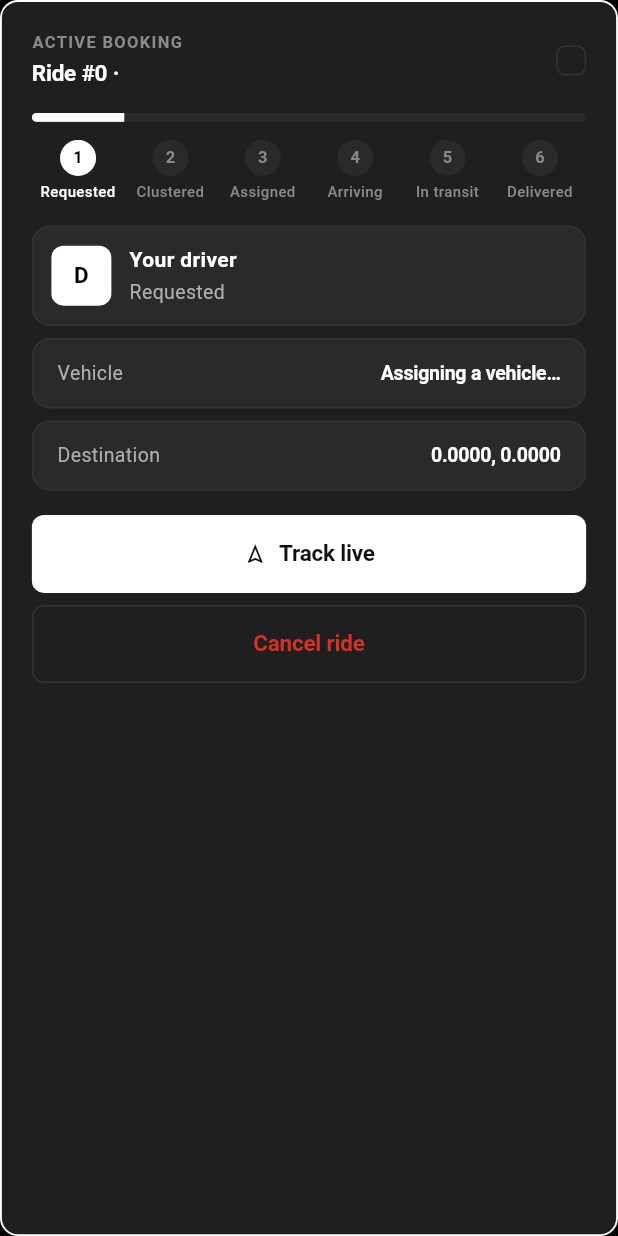
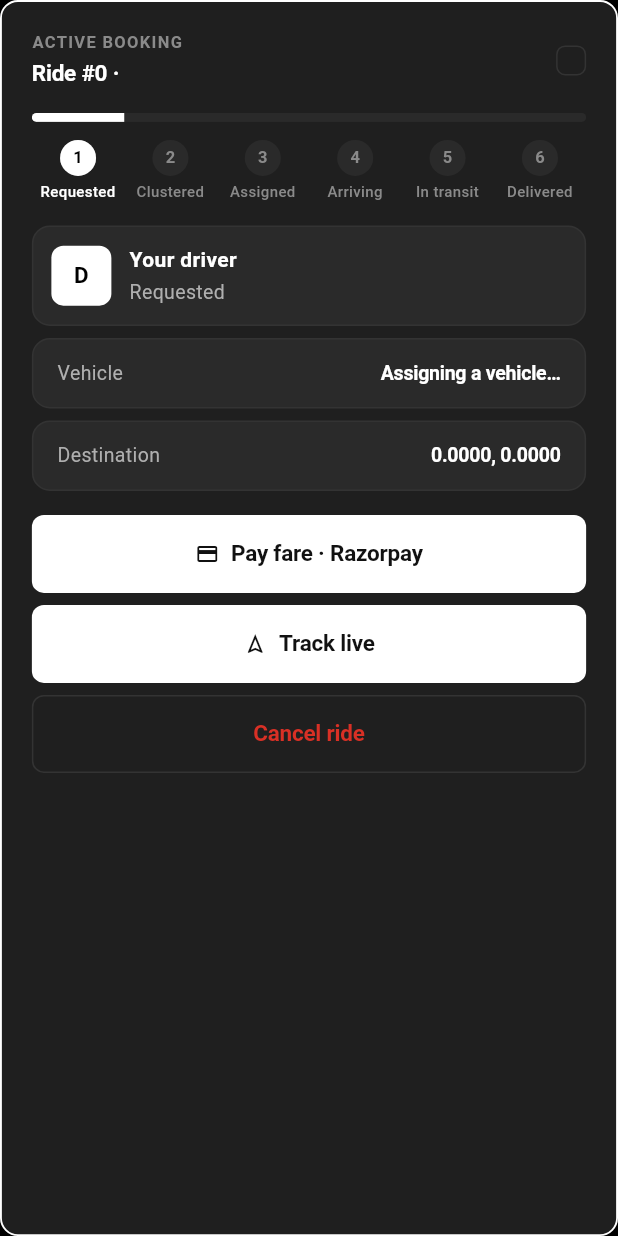
Before and after one commit to FNXDOOM/SMroute_App, a Flutter app: the _ActiveRidePanel widget shown alone on an empty page, opened directly with empty values, on a phone screen of 412 x 824 dp. Run offline on Flutter 3.47's test engine with Material 3 defaults, Android fonts, the phone set to English and light mode, and no system bars; our stand-ins replace flutter_map, geolocator, latlong2, shared_preferences; missing offline and left inert: clerk_auth, clerk_flutter, razorpay_flutter; accounts and stored records are empty; network calls fail.

Commit message:
fix: payment option not rendering in home screen

```diff
--- a/lib/screens/home/home_screen.dart
+++ b/lib/screens/home/home_screen.dart
@@ -326,6 +326,18 @@ class _HomeScreenState extends State<HomeScreen> {
                               Navigator.pushNamed(context, '/ride-confirm'),
                           onCancel: _cancelRide,
                           onDismiss: provider.dismissActiveRide,
+                          onPay: () async {
+                            final ok = await provider.payActiveRideFare();
+                            if (!mounted) return;
+                            _snack(
+                              ok
+                                  ? 'Payment successful — your fare has been '
+                                      'received.'
+                                  : (provider.paymentError ??
+                                        'Payment not completed'),
+                              isError: !ok,
+                            );
+                          },
                         ),
                         const SizedBox(height: AppSpacing.lg),
                       ],
@@ -723,6 +735,7 @@ class _ActiveRidePanel extends StatelessWidget {
     required this.onTrack,
     required this.onCancel,
     required this.onDismiss,
+    required this.onPay,
   });
 
   final RideProvider provider;
@@ -730,6 +743,7 @@ class _ActiveRidePanel extends StatelessWidget {
   final VoidCallback onTrack;
   final VoidCallback onCancel;
   final VoidCallback onDismiss;
+  final VoidCallback onPay;
 
   @override
   Widget build(BuildContext context) {
@@ -876,6 +890,26 @@ class _ActiveRidePanel extends StatelessWidget {
             InfoRow(label: 'Destination', value: ride!.destinationLabel),
           ],
           const SizedBox(height: AppSpacing.md),
+          // Website parity: RazorpayPayment renders on the active-ride card
+          // for the whole ride (isRideActive), not only after completion.
+          AppButton(
+            label: provider.paymentPhase == PaymentPhase.paid
+                ? 'Fare paid — thank you'
+                : 'Pay fare · Razorpay',
+            icon: provider.paymentPhase == PaymentPhase.paid
+                ? Icons.check_circle_outline
+                : Icons.payment_outlined,
+            loading: provider.isPaying,
+            onPressed: provider.isPaying ||
+                    provider.paymentPhase == PaymentPhase.paid
+                ? null
+                : onPay,
+          ),
+          if (provider.paymentError != null) ...[
+            const SizedBox(height: AppSpacing.xs),
+            ErrorBanner(message: provider.paymentError!),
+          ],
+          const SizedBox(height: AppSpacing.xs),
           AppButton(
             label: 'Track live',
             icon: Icons.navigation_outlined,
```
